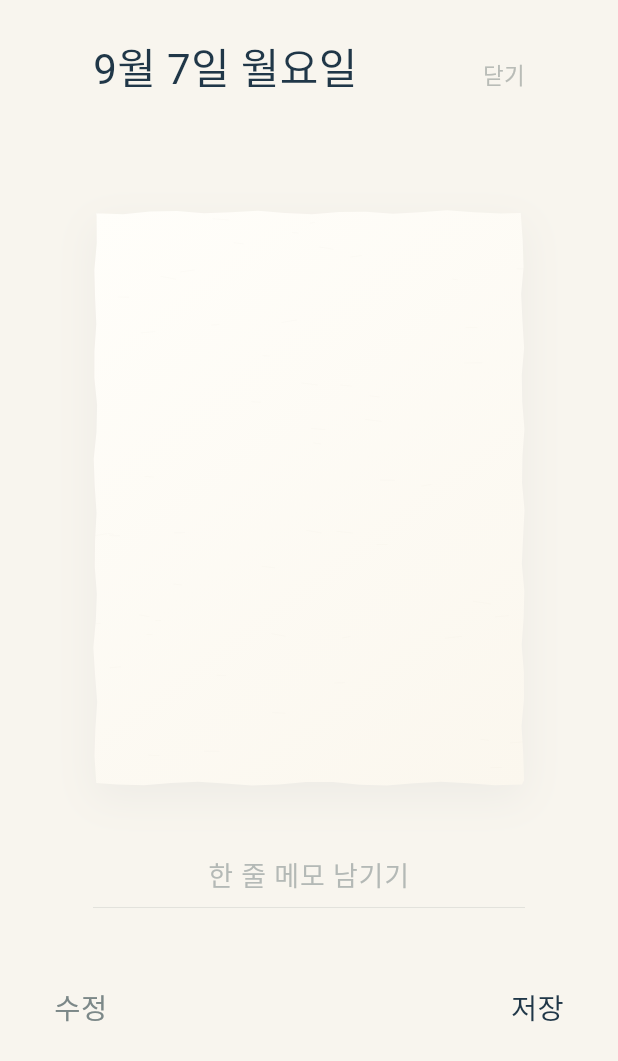
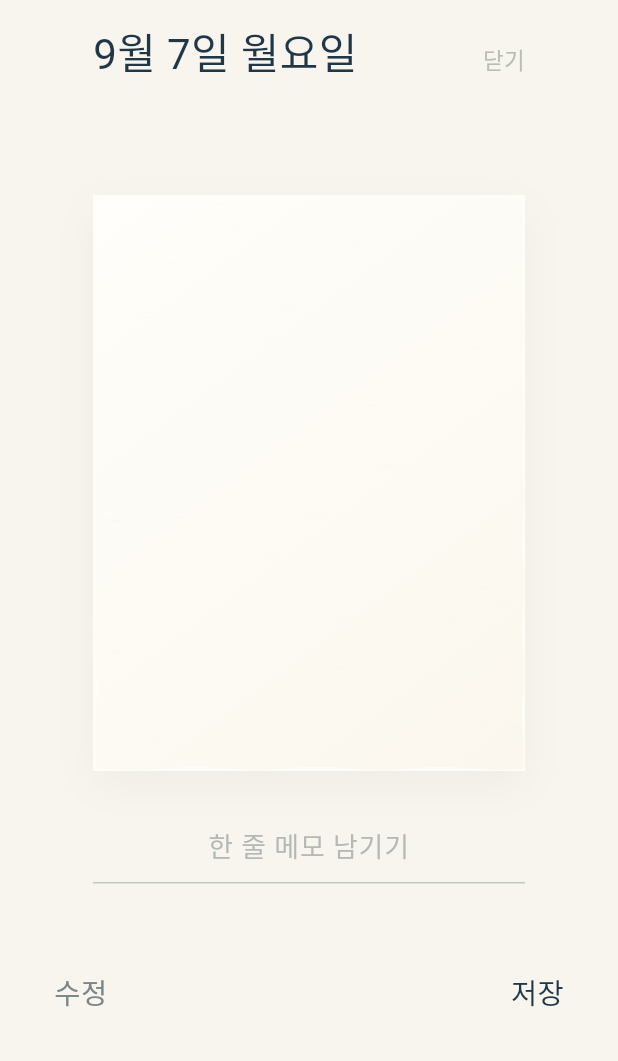
Before and after one commit to minseo-1129/ood-calendar, a Flutter app: the ComposeCardScreen screen opened directly with empty values, on a phone screen of 412 x 824 dp. Shown: the top 1061 px of the screen. Run offline on Flutter 3.47's test engine with Material 3 defaults, Android fonts, the phone set to English and light mode, and no system bars; our stand-ins replace google_fonts, shared_preferences; accounts and stored records are empty; Roboto replaces fonts that are missing (Gaegu).

Commit message:
Match memo screen to prototype geometry

```diff
--- a/lib/screens/compose_card_screen.dart
+++ b/lib/screens/compose_card_screen.dart
@@ -153,30 +153,20 @@
 
   @override
   Widget build(BuildContext context) {
-    final paperWidth = DailyLayoutMetrics.paperWidth(
-      context,
-      bottomPadding: 20,
-    );
+    final paperWidth = DailyLayoutMetrics.paperWidth(context);
     final paperHeight = paperWidth * 4 / 3;
 
     return Scaffold(
       resizeToAvoidBottomInset: true,
       body: SafeArea(
-        child: LayoutBuilder(
-          builder: (context, viewport) {
-            return SingleChildScrollView(
+        child: SingleChildScrollView(
           controller: _scrollController,
-              keyboardDismissBehavior:
-                  ScrollViewKeyboardDismissBehavior.onDrag,
+          keyboardDismissBehavior: ScrollViewKeyboardDismissBehavior.onDrag,
           padding: const EdgeInsets.fromLTRB(
             DailyLayoutMetrics.horizontalPadding,
-                DailyLayoutMetrics.topPadding,
+            DailyLayoutMetrics.dailyTopPadding,
             DailyLayoutMetrics.horizontalPadding,
-                20,
-              ),
-              child: ConstrainedBox(
-                constraints: BoxConstraints(
-                  minHeight: viewport.maxHeight - 44,
+            DailyLayoutMetrics.bottomPadding,
           ),
           child: Column(
             children: [
@@ -194,9 +184,18 @@
               SizedBox(
                 width: paperWidth,
                 height: paperHeight,
-                      child: DailySheet(
+                child: DailyPaperShadow(
+                  child: Stack(
+                    fit: StackFit.expand,
+                    children: [
+                      const ColoredBox(color: kPaper),
+                      DailySheet(
                         strokes: _strokes,
                         strokeWidth: 3.3,
+                        showShadow: false,
+                      ),
+                    ],
+                  ),
                 ),
               ),
               const SizedBox(
@@ -204,12 +203,12 @@
               ),
               SizedBox(
                 height: DailyLayoutMetrics.noteSlotHeight,
-                      child: Center(
+                child: Padding(
+                  padding: const EdgeInsets.only(top: 14),
                   child: SizedBox(
                     width: paperWidth,
                     child: Column(
-                            mainAxisSize: MainAxisSize.min,
-                            mainAxisAlignment: MainAxisAlignment.center,
+                      mainAxisAlignment: MainAxisAlignment.start,
                       children: [
                         TextField(
                           controller: _noteController,
@@ -217,8 +216,7 @@
                           minLines: 1,
                           maxLines: 3,
                           maxLength: _noteLimit,
-                                maxLengthEnforcement:
-                                    MaxLengthEnforcement.enforced,
+                          maxLengthEnforcement: MaxLengthEnforcement.enforced,
                           inputFormatters: <TextInputFormatter>[
                             LengthLimitingTextInputFormatter(_noteLimit),
                           ],
@@ -227,51 +225,42 @@
                           textAlign: TextAlign.center,
                           onSubmitted: (_) => _noteFocus.unfocus(),
                           onChanged: _noteChanged,
-                                scrollPadding:
-                                    const EdgeInsets.only(bottom: 180),
+                          scrollPadding: const EdgeInsets.only(bottom: 180),
                           style: GoogleFonts.gaegu(
                             fontSize: 18,
-                                  height: 1.22,
-                                  color: kInk.withAlpha(215),
+                            height: 1.45,
+                            color: kInk,
                           ),
                           decoration: InputDecoration(
                             counterText: '',
-                                  hintText: _noteFocus.hasFocus
-                                      ? null
-                                      : '한 줄 메모 남기기',
+                            hintText:
+                                _noteFocus.hasFocus ? null : '한 줄 메모 남기기',
                             hintStyle: GoogleFonts.gaegu(
                               fontSize: 18,
-                                    height: 1.22,
+                              height: 1.45,
                               color: kMutedInk.withAlpha(140),
                             ),
                             border: InputBorder.none,
                             enabledBorder: InputBorder.none,
                             focusedBorder: InputBorder.none,
                             isDense: true,
-                                  contentPadding:
-                                      const EdgeInsets.symmetric(
-                                    horizontal: 4,
-                                    vertical: 0,
+                            contentPadding: const EdgeInsets.only(bottom: 10),
                           ),
                         ),
+                        Container(
+                          width: paperWidth,
+                          height: 1,
+                          color: kMutedInk.withAlpha(107),
                         ),
-                              const SizedBox(height: 10),
-                              AnimatedContainer(
-                                duration: const Duration(milliseconds: 120),
-                                width: paperWidth,
-                                height: 0.7,
-                                color: _noteFocus.hasFocus
-                                    ? kMutedInk.withAlpha(88)
-                                    : kMutedInk.withAlpha(44),
-                              ),
-                              const SizedBox(height: 6),
-                              Align(
-                                alignment: Alignment.centerRight,
-                                child: AnimatedOpacity(
-                                  opacity: _noteFocus.hasFocus ? 1 : 0,
-                                  duration: const Duration(milliseconds: 120),
+                        const SizedBox(height: 8),
+                        SizedBox(
+                          height: 14,
+                          child: Center(
                             child: Text(
-                                    '$_remainingCharacters자 남음',
+                              _noteFocus.hasFocus
+                                  ? '$_remainingCharacters자 남음'
+                                  : '',
+                              textAlign: TextAlign.center,
                               style: GoogleFonts.gaegu(
                                 fontSize: 12,
                                 height: 1,
@@ -308,9 +297,6 @@
             ],
           ),
         ),
-            );
-          },
-        ),
       ),
     );
   }
```
Lines whose indentation alone changed are shown as unchanged.
